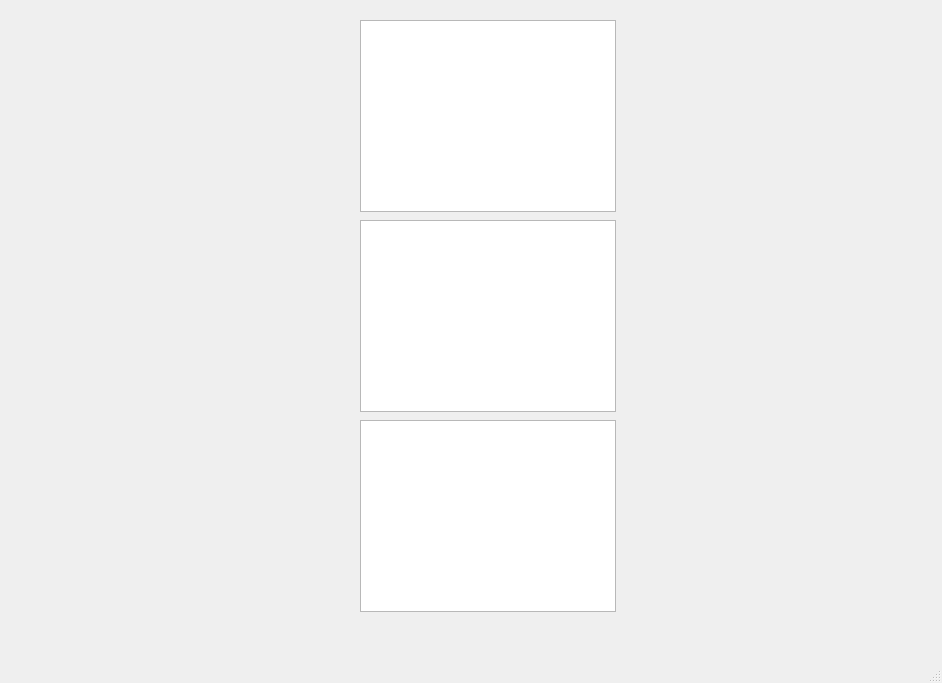
First picture: the form in Projekt_PK/QTProjekt/mainwindow.ui, repository MichalWitczakmw/UAR, before the edit.
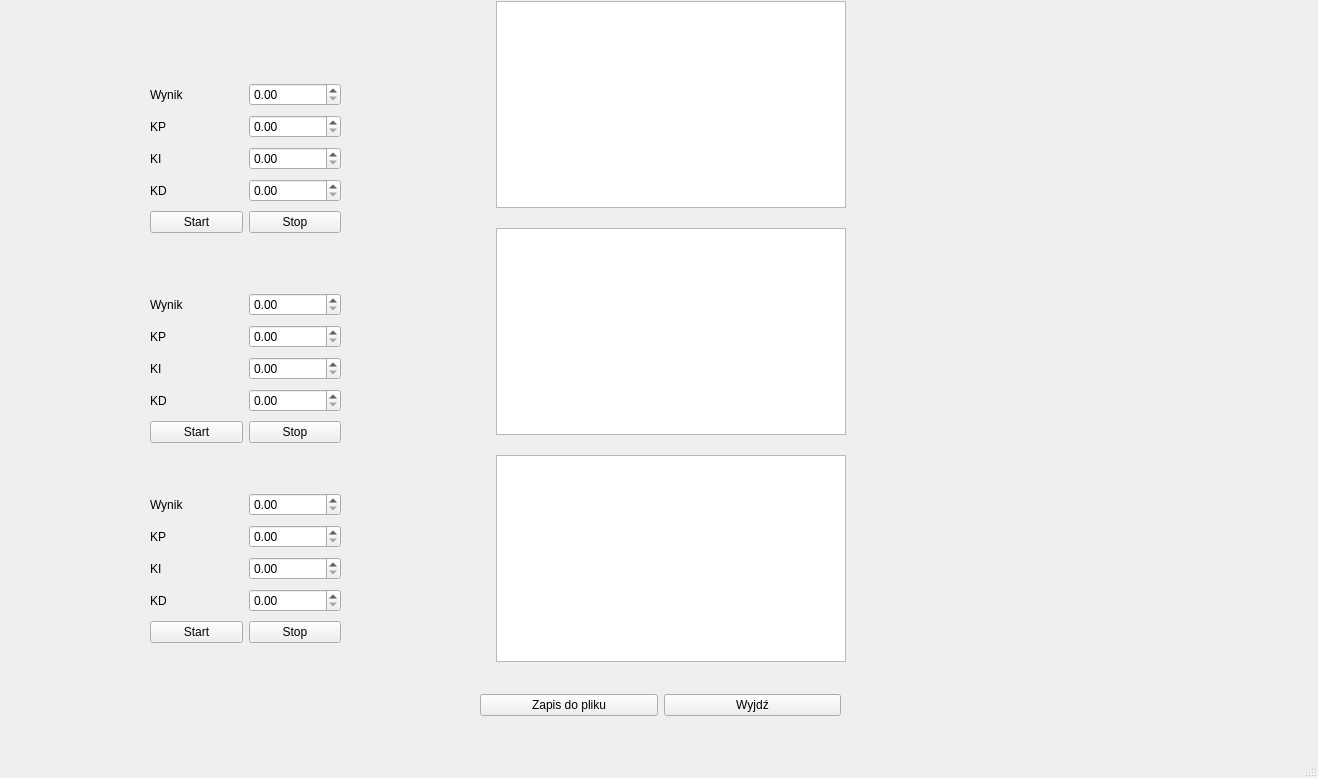
Second picture: the form after the edit. Custom widgets are drawn as their Qt base class.

What changed in the file:
```diff
--- a/Projekt_PK/QTProjekt/mainwindow.ui
+++ b/Projekt_PK/QTProjekt/mainwindow.ui
@@ -6,43 +6,408 @@
    <rect>
     <x>0</x>
     <y>0</y>
-    <width>942</width>
-    <height>683</height>
+    <width>1318</width>
+    <height>778</height>
    </rect>
   </property>
   <property name="windowTitle">
    <string>MainWindow</string>
   </property>
   <widget class="QWidget" name="centralwidget">
-   <widget class="QChartView" name="WykresSinusoidalny">
+   <widget class="QWidget" name="">
     <property name="geometry">
      <rect>
-      <x>360</x>
-      <y>220</y>
-      <width>256</width>
-      <height>192</height>
+      <x>431</x>
+      <y>1</y>
+      <width>481</width>
+      <height>661</height>
      </rect>
     </property>
+    <layout class="QFormLayout" name="formLayout">
+     <property name="sizeConstraint">
+      <enum>QLayout::SizeConstraint::SetDefaultConstraint</enum>
+     </property>
+     <property name="fieldGrowthPolicy">
+      <enum>QFormLayout::FieldGrowthPolicy::FieldsStayAtSizeHint</enum>
+     </property>
+     <property name="rowWrapPolicy">
+      <enum>QFormLayout::RowWrapPolicy::DontWrapRows</enum>
+     </property>
+     <property name="labelAlignment">
+      <set>Qt::AlignmentFlag::AlignCenter</set>
+     </property>
+     <property name="formAlignment">
+      <set>Qt::AlignmentFlag::AlignHCenter|Qt::AlignmentFlag::AlignTop</set>
+     </property>
+     <property name="horizontalSpacing">
+      <number>20</number>
+     </property>
+     <property name="verticalSpacing">
+      <number>20</number>
+     </property>
+     <item row="3" column="0">
+      <widget class="QChartView" name="WykresProstokatny">
+       <property name="minimumSize">
+        <size>
+         <width>350</width>
+         <height>150</height>
+        </size>
+       </property>
+      </widget>
+     </item>
+     <item row="2" column="0">
+      <widget class="QChartView" name="WykresSinusoidalny">
+       <property name="minimumSize">
+        <size>
+         <width>350</width>
+         <height>150</height>
+        </size>
+       </property>
+      </widget>
+     </item>
+     <item row="1" column="0">
+      <widget class="QChartView" name="WykresSkokowy">
+       <property name="minimumSize">
+        <size>
+         <width>350</width>
+         <height>150</height>
+        </size>
+       </property>
+      </widget>
+     </item>
+    </layout>
    </widget>
-   <widget class="QChartView" name="WykresProstokatny">
+   <widget class="QWidget" name="layoutWidget_3">
     <property name="geometry">
      <rect>
-      <x>360</x>
-      <y>420</y>
-      <width>256</width>
-      <height>192</height>
+      <x>150</x>
+      <y>290</y>
+      <width>191</width>
+      <height>160</height>
      </rect>
     </property>
+    <layout class="QVBoxLayout" name="verticalLayout_3">
+     <item>
+      <layout class="QHBoxLayout" name="horizontalLayout_8">
+       <item>
+        <widget class="QLabel" name="wynik_3">
+         <property name="text">
+          <string>Wynik</string>
+         </property>
+        </widget>
+       </item>
+       <item>
+        <widget class="QDoubleSpinBox" name="wynik_4">
+         <property name="singleStep">
+          <double>0.010000000000000</double>
+         </property>
+        </widget>
+       </item>
+      </layout>
+     </item>
+     <item>
+      <layout class="QHBoxLayout" name="horizontalLayout_9">
+       <item>
+        <widget class="QLabel" name="label_7">
+         <property name="text">
+          <string>KP</string>
+         </property>
+        </widget>
+       </item>
+       <item>
+        <widget class="QDoubleSpinBox" name="wartoscKP_3">
+         <property name="singleStep">
+          <double>0.010000000000000</double>
+         </property>
+        </widget>
+       </item>
+      </layout>
+     </item>
+     <item>
+      <layout class="QHBoxLayout" name="horizontalLayout_12">
+       <item>
+        <widget class="QLabel" name="label_8">
+         <property name="text">
+          <string>KI</string>
+         </property>
+        </widget>
+       </item>
+       <item>
+        <widget class="QDoubleSpinBox" name="wartoscKI_3">
+         <property name="singleStep">
+          <double>0.010000000000000</double>
+         </property>
+        </widget>
+       </item>
+      </layout>
+     </item>
+     <item>
+      <layout class="QHBoxLayout" name="horizontalLayout_14">
+       <item>
+        <widget class="QLabel" name="label_9">
+         <property name="text">
+          <string>KD</string>
+         </property>
+        </widget>
+       </item>
+       <item>
+        <widget class="QDoubleSpinBox" name="wartoscKD_3">
+         <property name="singleStep">
+          <double>0.010000000000000</double>
+         </property>
+        </widget>
+       </item>
+      </layout>
+     </item>
+     <item>
+      <layout class="QHBoxLayout" name="horizontalLayout_15">
+       <item>
+        <widget class="QPushButton" name="pushButton_6">
+         <property name="text">
+          <string>Start</string>
+         </property>
+        </widget>
+       </item>
+       <item>
+        <widget class="QPushButton" name="pushButton_7">
+         <property name="text">
+          <string>Stop</string>
+         </property>
+        </widget>
+       </item>
+      </layout>
+     </item>
+    </layout>
    </widget>
-   <widget class="QChartView" name="WykresSkokowy">
+   <widget class="QWidget" name="layoutWidget_4">
     <property name="geometry">
      <rect>
-      <x>360</x>
-      <y>20</y>
-      <width>256</width>
-      <height>192</height>
+      <x>150</x>
+      <y>490</y>
+      <width>191</width>
+      <height>160</height>
      </rect>
     </property>
+    <layout class="QVBoxLayout" name="verticalLayout_4">
+     <item>
+      <layout class="QHBoxLayout" name="horizontalLayout_16">
+       <item>
+        <widget class="QLabel" name="wynik_5">
+         <property name="text">
+          <string>Wynik</string>
+         </property>
+        </widget>
+       </item>
+       <item>
+        <widget class="QDoubleSpinBox" name="wynik_6">
+         <property name="singleStep">
+          <double>0.010000000000000</double>
+         </property>
+        </widget>
+       </item>
+      </layout>
+     </item>
+     <item>
+      <layout class="QHBoxLayout" name="horizontalLayout_17">
+       <item>
+        <widget class="QLabel" name="label_10">
+         <property name="text">
+          <string>KP</string>
+         </property>
+        </widget>
+       </item>
+       <item>
+        <widget class="QDoubleSpinBox" name="wartoscKP_4">
+         <property name="singleStep">
+          <double>0.010000000000000</double>
+         </property>
+        </widget>
+       </item>
+      </layout>
+     </item>
+     <item>
+      <layout class="QHBoxLayout" name="horizontalLayout_18">
+       <item>
+        <widget class="QLabel" name="label_11">
+         <property name="text">
+          <string>KI</string>
+         </property>
+        </widget>
+       </item>
+       <item>
+        <widget class="QDoubleSpinBox" name="wartoscKI_4">
+         <property name="singleStep">
+          <double>0.010000000000000</double>
+         </property>
+        </widget>
+       </item>
+      </layout>
+     </item>
+     <item>
+      <layout class="QHBoxLayout" name="horizontalLayout_19">
+       <item>
+        <widget class="QLabel" name="label_12">
+         <property name="text">
+          <string>KD</string>
+         </property>
+        </widget>
+       </item>
+       <item>
+        <widget class="QDoubleSpinBox" name="wartoscKD_4">
+         <property name="singleStep">
+          <double>0.010000000000000</double>
+         </property>
+        </widget>
+       </item>
+      </layout>
+     </item>
+     <item>
+      <layout class="QHBoxLayout" name="horizontalLayout_20">
+       <item>
+        <widget class="QPushButton" name="pushButton_9">
+         <property name="text">
+          <string>Start</string>
+         </property>
+        </widget>
+       </item>
+       <item>
+        <widget class="QPushButton" name="pushButton_10">
+         <property name="text">
+          <string>Stop</string>
+         </property>
+        </widget>
+       </item>
+      </layout>
+     </item>
+    </layout>
+   </widget>
+   <widget class="QWidget" name="">
+    <property name="geometry">
+     <rect>
+      <x>150</x>
+      <y>80</y>
+      <width>191</width>
+      <height>160</height>
+     </rect>
+    </property>
+    <layout class="QVBoxLayout" name="verticalLayout">
+     <item>
+      <layout class="QHBoxLayout" name="horizontalLayout_7">
+       <item>
+        <widget class="QLabel" name="wynik_2">
+         <property name="text">
+          <string>Wynik</string>
+         </property>
+        </widget>
+       </item>
+       <item>
+        <widget class="QDoubleSpinBox" name="wynik">
+         <property name="singleStep">
+          <double>0.010000000000000</double>
+         </property>
+        </widget>
+       </item>
+      </layout>
+     </item>
+     <item>
+      <layout class="QHBoxLayout" name="horizontalLayout">
+       <item>
+        <widget class="QLabel" name="label">
+         <property name="text">
+          <string>KP</string>
+         </property>
+        </widget>
+       </item>
+       <item>
+        <widget class="QDoubleSpinBox" name="wartoscKP">
+         <property name="singleStep">
+          <double>0.010000000000000</double>
+         </property>
+        </widget>
+       </item>
+      </layout>
+     </item>
+     <item>
+      <layout class="QHBoxLayout" name="horizontalLayout_2">
+       <item>
+        <widget class="QLabel" name="label_2">
+         <property name="text">
+          <string>KI</string>
+         </property>
+        </widget>
+       </item>
+       <item>
+        <widget class="QDoubleSpinBox" name="wartoscKI">
+         <property name="singleStep">
+          <double>0.010000000000000</double>
+         </property>
+        </widget>
+       </item>
+      </layout>
+     </item>
+     <item>
+      <layout class="QHBoxLayout" name="horizontalLayout_3">
+       <item>
+        <widget class="QLabel" name="label_3">
+         <property name="text">
+          <string>KD</string>
+         </property>
+        </widget>
+       </item>
+       <item>
+        <widget class="QDoubleSpinBox" name="wartoscKD">
+         <property name="singleStep">
+          <double>0.010000000000000</double>
+         </property>
+        </widget>
+       </item>
+      </layout>
+     </item>
+     <item>
+      <layout class="QHBoxLayout" name="horizontalLayout_10">
+       <item>
+        <widget class="QPushButton" name="pushButton">
+         <property name="text">
+          <string>Start</string>
+         </property>
+        </widget>
+       </item>
+       <item>
+        <widget class="QPushButton" name="pushButton_2">
+         <property name="text">
+          <string>Stop</string>
+         </property>
+        </widget>
+       </item>
+      </layout>
+     </item>
+    </layout>
+   </widget>
+   <widget class="QWidget" name="">
+    <property name="geometry">
+     <rect>
+      <x>480</x>
+      <y>680</y>
+      <width>361</width>
+      <height>51</height>
+     </rect>
+    </property>
+    <layout class="QHBoxLayout" name="horizontalLayout_13">
+     <item>
+      <widget class="QPushButton" name="pushButton_8">
+       <property name="text">
+        <string>Zapis do pliku</string>
+       </property>
+      </widget>
+     </item>
+     <item>
+      <widget class="QPushButton" name="pushButton_3">
+       <property name="text">
+        <string>Wyjdź</string>
+       </property>
+      </widget>
+     </item>
+    </layout>
    </widget>
   </widget>
   <widget class="QMenuBar" name="menubar">
```
Left out of the diff: 2 changed lines with no effect on the pictures.
